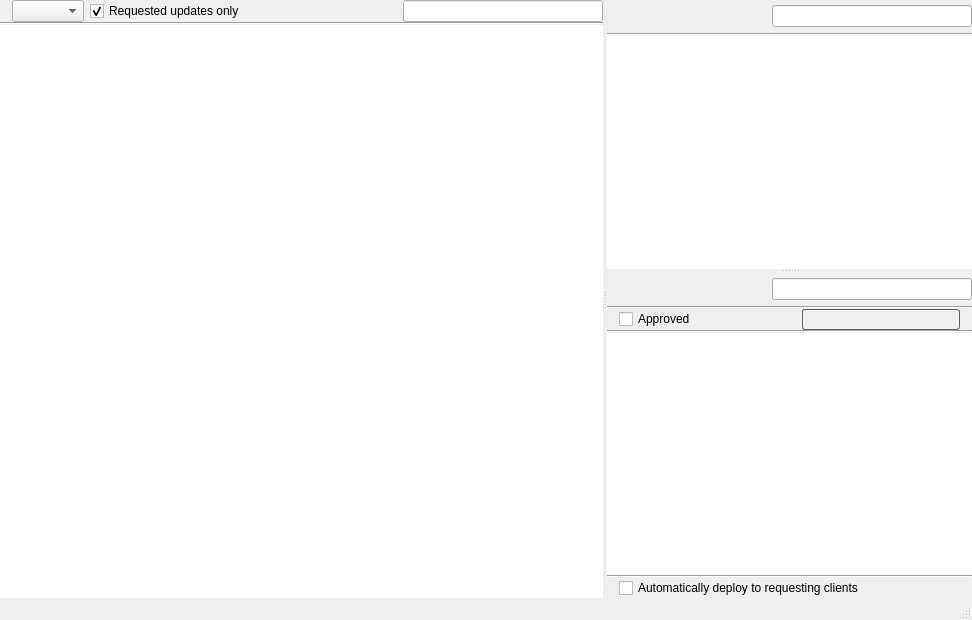
Old version of the form FWAdminLib/SoftwareUpdateDlg.ui in the repository fw-dev/translations.
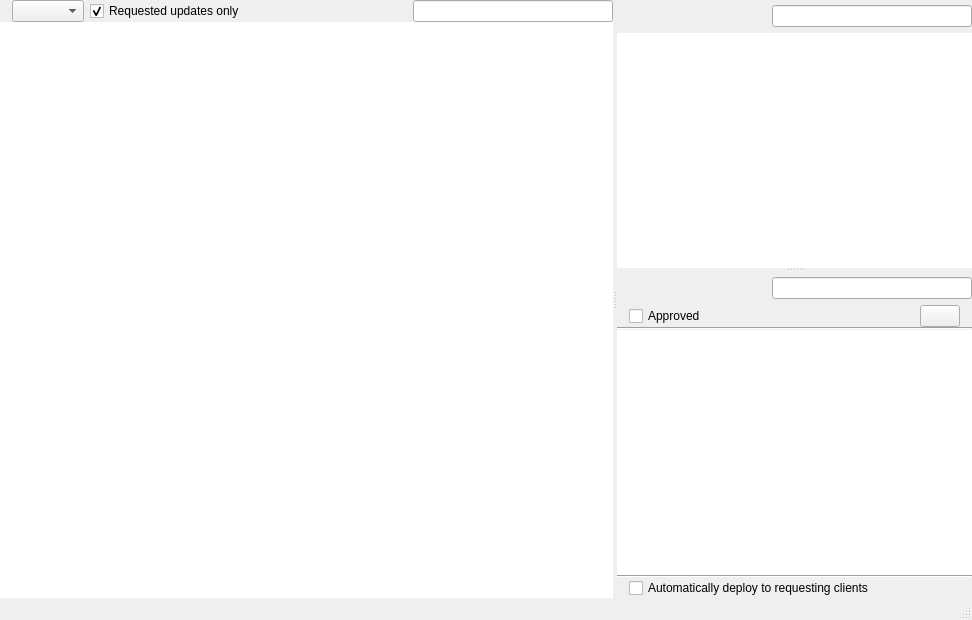
New version of the form. Custom widgets are drawn as their Qt base class.

```diff
--- a/FWAdminLib/SoftwareUpdateDlg.ui
+++ b/FWAdminLib/SoftwareUpdateDlg.ui
@@ -13,9 +13,6 @@
   <property name="windowTitle">
    <string>Available Software Updates</string>
   </property>
-  <property name="styleSheet">
-   <string notr="true"/>
-  </property>
   <property name="animated">
    <bool>false</bool>
   </property>
@@ -26,43 +23,6 @@
    <bool>true</bool>
   </property>
   <widget class="QWidget" name="centralwidget">
-   <property name="styleSheet">
-    <string notr="true">QPushButton {
-	border: 1px solid #606060;
-	border-radius:3;
-	padding-left: 13px;
-	padding-right: 13px;
-	padding-top: 2px;
-	padding-bottom: 2px;
-	font-size: 12px;
-	font-weight:bold;
-	font-family:Andale Mono;
-	background: qlineargradient(x1: 0, y1: 0, x2: 0, y2: 1,
-                                stop: 0 #707070, stop: 0.4 #757575,
-                                stop: 0.5 #606060, stop: 1.0 #656565);
-	color: #eeeeee;
-}
-
-QPushButton:hover {
-	background: qlineargradient(x1: 0, y1: 0, x2: 0, y2: 1,
-                                stop: 0 #505050, stop: 0.4 #555555,
-                                stop: 0.5 #404040, stop: 1.0 #545454);
-}
-
-QPushButton:pressed {
-	background: qlineargradient(x1: 0, y1: 0, x2: 0, y2: 1,
-                                stop: 0 #404040, stop: 0.4 #454545,
-                                stop: 0.5 #303030, stop: 1.0 #353535);
-color: white;
-}
-
-QPushButton:disabled {
-	border: 1px solid #c0c0c0;
-	background: qlineargradient(x1: 0, y1: 0, x2: 0, y2: 1,
-                                stop: 0 #c0c0c0, stop: 0.4 #c5c5c5,
-                                stop: 0.5 #b0b0b0, stop: 1.0 #b5b5b5);
-}</string>
-   </property>
    <layout class="QHBoxLayout" name="horizontalLayout">
     <property name="margin">
      <number>0</number>
@@ -81,10 +41,7 @@
          <number>0</number>
         </property>
         <item>
-         <widget class="QFrame" name="frame">
-          <property name="styleSheet">
-           <string notr="true"/>
-          </property>
+         <widget class="ViewSearchHeader" name="widget" native="true">
           <layout class="QHBoxLayout" name="searchBoxLayout_8">
            <property name="spacing">
             <number>-1</number>
@@ -169,14 +126,7 @@
          </widget>
         </item>
         <item>
-         <widget class="Line" name="line_3">
-          <property name="orientation">
-           <enum>Qt::Horizontal</enum>
-          </property>
-         </widget>
-        </item>
-        <item>
-         <widget class="StyledListView" name="updateView">
+         <widget class="StyledTreeView" name="updateView">
           <property name="minimumSize">
            <size>
             <width>0</width>
@@ -195,7 +145,16 @@
           <property name="selectionMode">
            <enum>QAbstractItemView::SingleSelection</enum>
           </property>
-          <property name="uniformItemSizes">
+          <property name="rootIsDecorated">
+           <bool>false</bool>
+          </property>
+          <property name="uniformRowHeights">
+           <bool>true</bool>
+          </property>
+          <property name="headerHidden">
+           <bool>true</bool>
+          </property>
+          <property name="uniformItemSizes" stdset="0">
            <bool>true</bool>
           </property>
          </widget>
@@ -215,7 +174,7 @@
           <number>0</number>
          </property>
          <item>
-          <widget class="QFrame" name="frame1_2">
+          <widget class="ViewSearchHeader" name="widget1_2" native="true">
            <layout class="QHBoxLayout" name="searchBoxLayout_9">
             <property name="spacing">
              <number>-1</number>
@@ -259,14 +218,7 @@
           </widget>
          </item>
          <item>
-          <widget class="Line" name="line_2">
-           <property name="orientation">
-            <enum>Qt::Horizontal</enum>
-           </property>
-          </widget>
-         </item>
-         <item>
-          <widget class="QTreeView" name="groupView">
+          <widget class="StyledTreeView" name="groupView">
            <property name="frameShape">
             <enum>QFrame::NoFrame</enum>
            </property>
@@ -294,9 +246,6 @@
            <attribute name="headerVisible">
             <bool>false</bool>
            </attribute>
-           <attribute name="headerVisible">
-            <bool>false</bool>
-           </attribute>
           </widget>
          </item>
         </layout>
@@ -307,7 +256,7 @@
           <number>0</number>
          </property>
          <item>
-          <widget class="QFrame" name="frame1">
+          <widget class="ViewSearchHeader" name="widget1" native="true">
            <layout class="QHBoxLayout" name="searchBoxLayout_7">
             <property name="spacing">
              <number>-1</number>
@@ -335,7 +284,7 @@
              <widget class="QLabel" name="clientCountLabel">
               <property name="minimumSize">
                <size>
-                <width>75</width>
+                <width>0</width>
                 <height>0</height>
                </size>
               </property>
@@ -372,13 +321,6 @@
            </layout>
           </widget>
          </item>
-         <item>
-          <widget class="Line" name="line">
-           <property name="orientation">
-            <enum>Qt::Horizontal</enum>
-           </property>
-          </widget>
-         </item>
          <item>
           <widget class="QFrame" name="frame1_3">
            <property name="frameShape">
@@ -426,7 +368,7 @@
             <item>
              <widget class="QPushButton" name="associateAllButton">
               <property name="text">
-               <string>ASSOCIATE SELECTED</string>
+               <string/>
               </property>
              </widget>
             </item>
@@ -441,50 +383,13 @@
           </widget>
          </item>
          <item>
-          <widget class="StyledListView" name="clientView">
+          <widget class="StyledTreeView" name="clientView">
            <property name="minimumSize">
             <size>
              <width>0</width>
              <height>0</height>
             </size>
            </property>
-           <property name="styleSheet">
-            <string notr="true">QPushButton {
-	border: 1px solid #606060;
-	border-radius:3;
-	padding-left: 13px;
-	padding-right: 13px;
-	padding-top: 2px;
-	padding-bottom: 2px;
-	font-size: 12px;
-	font-weight:bold;
-	font-family:Andale Mono;
-	background: qlineargradient(x1: 0, y1: 0, x2: 0, y2: 1,
-                                stop: 0 #707070, stop: 0.4 #757575,
-                                stop: 0.5 #606060, stop: 1.0 #656565);
-	color: #eeeeee;
-}
-
-QPushButton:hover {
-	background: qlineargradient(x1: 0, y1: 0, x2: 0, y2: 1,
-                                stop: 0 #505050, stop: 0.4 #555555,
-                                stop: 0.5 #404040, stop: 1.0 #545454);
-}
-
-QPushButton:pressed {
-	background: qlineargradient(x1: 0, y1: 0, x2: 0, y2: 1,
-                                stop: 0 #404040, stop: 0.4 #454545,
-                                stop: 0.5 #303030, stop: 1.0 #353535);
-color: white;
-}
-
-QPushButton:disabled {
-	border: 1px solid #c0c0c0;
-	background: qlineargradient(x1: 0, y1: 0, x2: 0, y2: 1,
-                                stop: 0 #c0c0c0, stop: 0.4 #c5c5c5,
-                                stop: 0.5 #b0b0b0, stop: 1.0 #b5b5b5);
-}</string>
-           </property>
            <property name="frameShape">
             <enum>QFrame::NoFrame</enum>
            </property>
@@ -497,7 +402,10 @@
            <property name="selectionMode">
             <enum>QAbstractItemView::ExtendedSelection</enum>
            </property>
-           <property name="uniformItemSizes">
+           <property name="headerHidden">
+            <bool>true</bool>
+           </property>
+           <property name="uniformItemSizes" stdset="0">
             <bool>true</bool>
            </property>
           </widget>
@@ -570,22 +478,28 @@
   </widget>
  </widget>
  <customwidgets>
-  <customwidget>
-   <class>StyledListView</class>
-   <extends>QListView</extends>
-   <header>FileWaveGuiLib/styledlistview/styledlistview.h</header>
-  </customwidget>
-  <customwidget>
-   <class>PrettySplitter</class>
-   <extends>QSplitter</extends>
-   <header>FileWaveGuiLib/prettysplitter/prettysplitter.h</header>
-   <container>1</container>
-  </customwidget>
   <customwidget>
    <class>SearchLineEdit</class>
    <extends>QLineEdit</extends>
    <header>FileWaveGuiLib/searchlineedit/searchlineedit.h</header>
   </customwidget>
+  <customwidget>
+   <class>ViewSearchHeader</class>
+   <extends>QWidget</extends>
+   <header>FWAdminLib/ViewSearchHeader.h</header>
+   <container>1</container>
+  </customwidget>
+  <customwidget>
+   <class>PrettySplitter</class>
+   <extends>QSplitter</extends>
+   <header>FileWaveGuiLib/prettysplitter/prettysplitter.h</header>
+   <container>1</container>
+  </customwidget>
+  <customwidget>
+   <class>StyledTreeView</class>
+   <extends>QTreeView</extends>
+   <header>FileWaveGuiLib/styledviews/styledtreeview.h</header>
+  </customwidget>
  </customwidgets>
  <resources/>
  <connections/>
```
